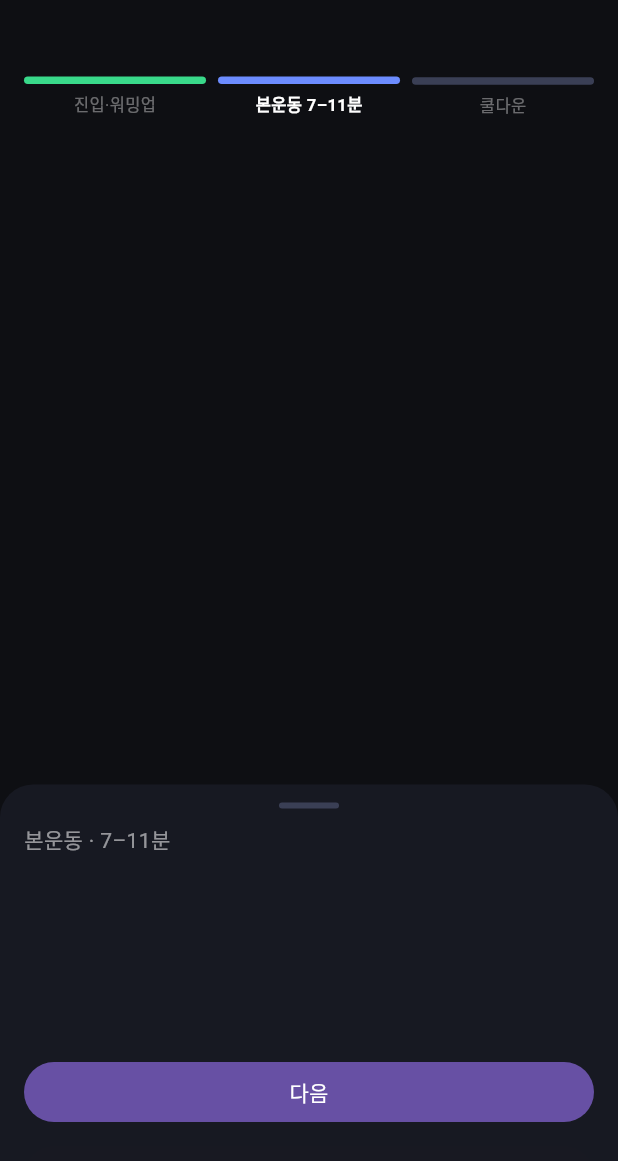
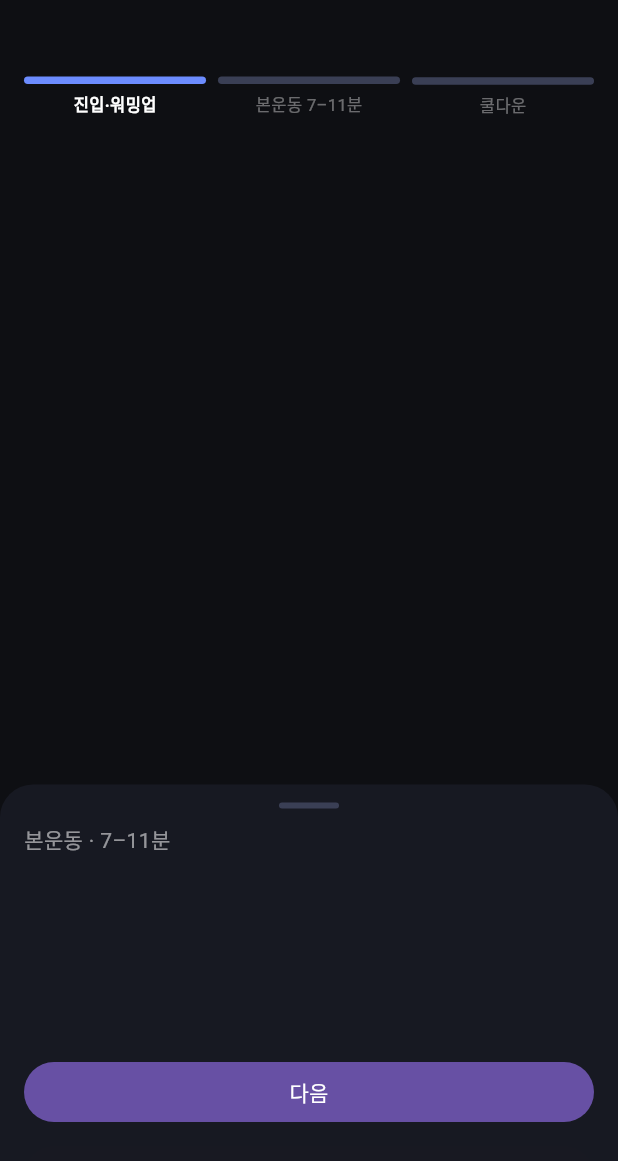
Before and after one commit to minseo2222/Vocal_Athlete, a Flutter app: the LessonScreen screen opened directly, on a phone screen of 412 x 824 dp. Shown: the top 1161 px of the screen. Run offline on Flutter 3.47's test engine with Material 3 defaults, Android fonts, the phone set to English and light mode, and no system bars; our stand-ins replace shared_preferences; missing offline and left inert: record; accounts and stored records are empty.

Commit message:
UI3 — 레슨 스테퍼 단계 연동·cue 페이드·토큰·마이크 자리표시
Co-Authored-By: Claude Opus 4.8 (1M context) <noreply@anthropic.com>

```diff
--- a/app/lib/lesson/lesson_screen.dart
+++ b/app/lib/lesson/lesson_screen.dart
@@ -6,6 +6,7 @@ library;
 import 'package:flutter/material.dart';
 
 import '../progression/progression_state.dart';
+import '../theme/app_theme.dart';
 import 'lesson_instance.dart';
 import 'pitch/pitch_display.dart';
 import 'pitch/pitch_source.dart';
@@ -33,6 +34,12 @@ class _LessonScreenState extends State<LessonScreen> {
   // _p가 변이형이라 widget.progression 참조 비교가 무용 — 카드ID 자체를 추적.
   String? _lastCardId;
 
+  _StepState _stepStateFor(LessonStep s) {
+    if (s.index < _step.index) return _StepState.done;
+    if (s.index == _step.index) return _StepState.now;
+    return _StepState.next;
+  }
+
   @override
   Widget build(BuildContext context) {
     final p = widget.progression;
@@ -45,7 +52,7 @@ class _LessonScreenState extends State<LessonScreen> {
     }
     _lastCardId = id;
     return Scaffold(
-      backgroundColor: const Color(0xFF0E0F13),
+      backgroundColor: AppColors.bg,
       body: SafeArea(
         child: Column(
           crossAxisAlignment: CrossAxisAlignment.stretch,
@@ -84,17 +91,17 @@ class _LessonScreenState extends State<LessonScreen> {
                 ],
               ),
             ),
-            // 3단 스테퍼(진입·본운동·쿨다운)
+            // 3단 스테퍼(진입·본운동·쿨다운) — 현재 단계 강조
             Padding(
               key: const Key('lesson-stepper'),
               padding: const EdgeInsets.fromLTRB(16, 10, 16, 2),
               child: Row(
-                children: const [
-                  _Step(label: '진입·워밍업', state: _StepState.done),
-                  SizedBox(width: 8),
-                  _Step(label: '본운동 7–11분', state: _StepState.now),
-                  SizedBox(width: 8),
-                  _Step(label: '쿨다운', state: _StepState.next),
+                children: [
+                  _Step(label: '진입·워밍업', state: _stepStateFor(LessonStep.entry)),
+                  const SizedBox(width: 8),
+                  _Step(label: '본운동 7–11분', state: _stepStateFor(LessonStep.main)),
+                  const SizedBox(width: 8),
+                  _Step(label: '쿨다운', state: _stepStateFor(LessonStep.cooldown)),
                 ],
               ),
             ),
@@ -102,6 +109,10 @@ class _LessonScreenState extends State<LessonScreen> {
             Expanded(
               child: Center(
                 key: const Key('lesson-cue'),
+                child: AnimatedSwitcher(
+                  duration: const Duration(milliseconds: 200),
+                  child: KeyedSubtree(
+                    key: ValueKey(_step),
                     child: Padding(
                       padding: const EdgeInsets.symmetric(horizontal: 24),
                       child: Column(
@@ -135,11 +146,13 @@ class _LessonScreenState extends State<LessonScreen> {
                     ),
                   ),
                 ),
+              ),
+            ),
             // 하단 시트
             Container(
               key: const Key('lesson-sheet'),
               decoration: const BoxDecoration(
-                color: Color(0xFF171922),
+                color: AppColors.surface,
                 borderRadius: BorderRadius.vertical(top: Radius.circular(22)),
               ),
               padding: const EdgeInsets.fromLTRB(16, 12, 16, 16),
@@ -151,7 +164,7 @@ class _LessonScreenState extends State<LessonScreen> {
                       width: 40,
                       height: 4,
                       decoration: BoxDecoration(
-                        color: const Color(0xFF3A3F55),
+                        color: AppColors.locked,
                         borderRadius: BorderRadius.circular(2),
                       ),
                     ),
@@ -176,7 +189,7 @@ class _LessonScreenState extends State<LessonScreen> {
                     Text(
                       '● ${card.voicedMicroWin.first}',
                       style: const TextStyle(
-                          color: Color(0xFF39D98A), fontSize: 13),
+                          color: AppColors.done, fontSize: 13),
                     ),
                   ],
                   if (_step == LessonStep.main &&
@@ -195,11 +208,21 @@ class _LessonScreenState extends State<LessonScreen> {
                   // U4 — main 단계에서만 시각 피치 표시. 마이크 없으면 안내 한 줄.
                   if (_step == LessonStep.main) ...[
                     if (widget.pitchSource == null)
-                      const Text(
-                        '마이크 꺼짐 — 피치 표시 안 됨',
+                      Container(
+                        height: 110,
+                        decoration: BoxDecoration(
+                          color: AppColors.surface,
+                          borderRadius: BorderRadius.circular(8),
+                        ),
+                        alignment: Alignment.center,
+                        child: const Text(
+                          '🎤\n마이크 꺼짐 — 피치 표시 안 됨',
                           key: Key('mic-off-notice'),
+                          textAlign: TextAlign.center,
                           style: TextStyle(color: Colors.white38, fontSize: 12),
                         ),
+                      )
+                    else
                       PitchDisplay(source: widget.pitchSource),
                   ] else
                     const SizedBox(height: 110),
@@ -246,9 +269,9 @@ class _Step extends StatelessWidget {
   @override
   Widget build(BuildContext context) {
     final color = switch (state) {
-      _StepState.done => const Color(0xFF39D98A),
-      _StepState.now => const Color(0xFF6C8CFF),
-      _StepState.next => const Color(0xFF3A3F55),
+      _StepState.done => AppColors.done,
+      _StepState.now => AppColors.now,
+      _StepState.next => AppColors.locked,
     };
     return Expanded(
       child: Column(
@@ -280,7 +303,7 @@ class _Pill extends StatelessWidget {
   Widget build(BuildContext context) => Container(
         padding: const EdgeInsets.symmetric(horizontal: 10, vertical: 5),
         decoration: BoxDecoration(
-          color: const Color(0xFF222637),
+          color: AppColors.surfaceAlt,
           borderRadius: BorderRadius.circular(999),
         ),
         child: Text(text,
--- a/app/lib/theme/app_theme.dart
+++ b/app/lib/theme/app_theme.dart
@@ -10,6 +10,7 @@ class AppColors {
   static const done = Color(0xFF39D98A);     // 완료(green)
   static const now = Color(0xFF6C8CFF);      // 현재(blue)
   static const locked = Color(0xFF3A3F55);   // 잠금/미래
+  static const surfaceAlt = Color(0xFF222637);   // 필 배경
   static const lockedSurface = Color(0xFF2C3142);
   static const textHi = Colors.white;        // 강조 텍스트
   static const textMid = Colors.white60;     // 보조 텍스트
```
Also changed, not shown: 1 other file. Lines whose indentation alone changed are shown as unchanged.
